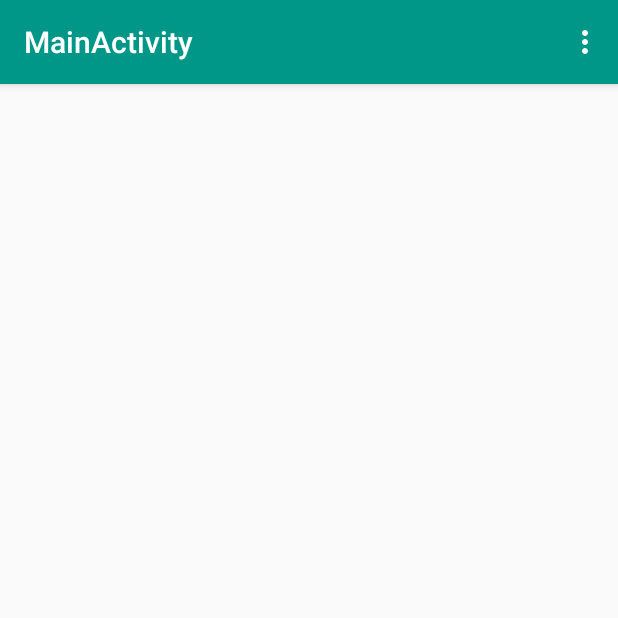
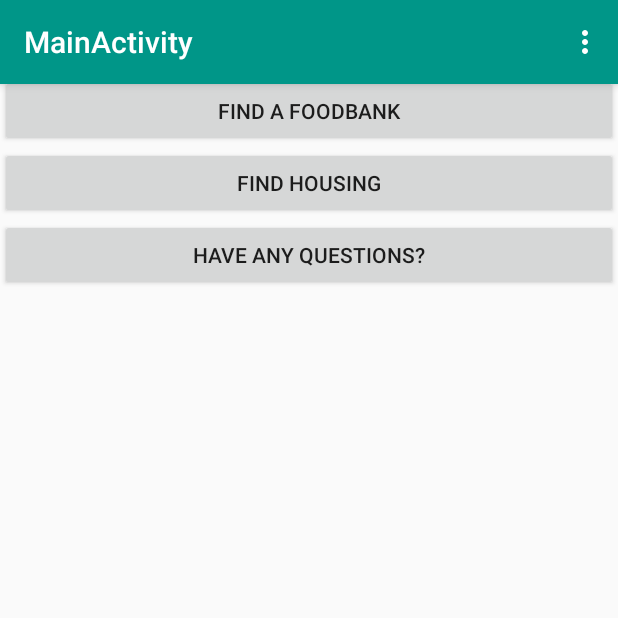
Before and after one commit to Opportunity-Hack-San-Jose-2016/Repo-7, an Android app: the fragment HelpFragment placed in its activity, on a phone screen of 412 x 824 dp, the top half of it. Run offline under Robolectric (Android 15) with nearby library versions, the phone set to English and light mode, and no system bars; libraries missing offline, so code that uses them is left out: com.roughike.bottombar; 3 statements that could not run were skipped.

Commit message:
Added Splash Screen. Also managed fragment navigation from Help Fragment

```diff
--- a/UP_Opportunity/app/src/main/java/com/up/up_opportunity/MainActivity.java
+++ b/UP_Opportunity/app/src/main/java/com/up/up_opportunity/MainActivity.java
@@ -10,27 +10,33 @@ import android.os.Bundle;
 import android.support.v7.widget.Toolbar;
 import android.util.Log;
 import android.view.Menu;
+import android.view.View;
+import android.widget.ImageView;
 
 import com.roughike.bottombar.BottomBar;
 import com.roughike.bottombar.OnMenuTabClickListener;
 import com.up.up_opportunity.fragments.CouponFragment;
 import com.up.up_opportunity.fragments.EventsFragment;
+import com.up.up_opportunity.fragments.FoodBankFragment;
+import com.up.up_opportunity.fragments.ForumFragment;
 import com.up.up_opportunity.fragments.HelpFragment;
+import com.up.up_opportunity.fragments.HousingFragment;
 import com.up.up_opportunity.fragments.JobsFragment;
 import com.up.up_opportunity.fragments.LogoFragment;
 
-public class MainActivity extends AppCompatActivity {
+public class MainActivity extends AppCompatActivity implements HelpFragment.OnForumClickListener, HelpFragment.OnHousingClickListener, HelpFragment.OnFoodBankClickListener {
 
     private static final String TAG = MainActivity.class.getSimpleName();
 
     private BottomBar bottomBar;
     private Toolbar toolbar;
+    private ImageView logo;
     private ActionBar actionBar;
-    HelpFragment helpFragment;
-    JobsFragment jobsFragment;
-    EventsFragment eventsFragment;
-    CouponFragment couponFragment;
-    FragmentTransaction fragmentTransaction;
+    private HelpFragment helpFragment;
+    private JobsFragment jobsFragment;
+    private EventsFragment eventsFragment;
+    private CouponFragment couponFragment;
+    private FragmentTransaction fragmentTransaction;
 
     @Override
     protected void onCreate(Bundle savedInstanceState) {
@@ -59,7 +65,7 @@ public class MainActivity extends AppCompatActivity {
 
     private void initViews(){
         toolbar = (Toolbar)findViewById(R.id.home_toolBar);
-
+//        logo = (ImageView)findViewById(R.id.logo_id);
     }
 
     private void initActionBar(){
@@ -93,6 +99,10 @@ public class MainActivity extends AppCompatActivity {
 
     }
 
+//    private void turnOffLogo(){
+//        logo.setVisibility(View.GONE);
+//    }
+
 
     private void bottomBarClickListener(BottomBar bottomBar){
         bottomBar.setOnMenuTabClickListener(new OnMenuTabClickListener() {
@@ -107,16 +117,19 @@ public class MainActivity extends AppCompatActivity {
                         Log.d(TAG, "HELP");
                         break;
                     case R.id.bottomBarItemTwo:
+//                        turnOffLogo();
                         fragmentTransaction.replace(R.id.frag_container_id,jobsFragment);
                         fragmentTransaction.commit();
                         Log.d(TAG, "JOBS");
                         break;
                     case R.id.bottomBarItemThree:
+//                        turnOffLogo();
                         fragmentTransaction.replace(R.id.frag_container_id,eventsFragment);
                         fragmentTransaction.commit();
                         Log.d(TAG, "EVENTS");
                         break;
                     case R.id.bottomBarItemFour:
+//                        turnOffLogo();
                         fragmentTransaction.replace(R.id.frag_container_id,couponFragment);
                         fragmentTransaction.commit();
                         Log.d(TAG, "DISCOUNTS");
@@ -162,10 +175,33 @@ public class MainActivity extends AppCompatActivity {
 
         // Setting colors for different tabs when there's more than three of them.
         // You can set colors for tabs in three different ways as shown below.
-        bottomBar.mapColorForTab(0, ContextCompat.getColor(this, R.color.tab1));
-        bottomBar.mapColorForTab(1, ContextCompat.getColor(this, R.color.tab2));
-        bottomBar.mapColorForTab(2, ContextCompat.getColor(this, R.color.tab3));
-        bottomBar.mapColorForTab(3, ContextCompat.getColor(this, R.color.tab4));
+        bottomBar.mapColorForTab(0, ContextCompat.getColor(this, R.color.colorPrimary));
+        bottomBar.mapColorForTab(1, ContextCompat.getColor(this, R.color.colorPrimary));
+        bottomBar.mapColorForTab(2, ContextCompat.getColor(this, R.color.colorPrimary));
+        bottomBar.mapColorForTab(3, ContextCompat.getColor(this, R.color.colorPrimary));
     }
 
+    @Override
+    public void onFoodBankClicked() {
+        initFragManager();
+        FoodBankFragment foodBankFragment = new FoodBankFragment();
+        fragmentTransaction.replace(R.id.frag_container_id,foodBankFragment);
+        fragmentTransaction.commit();
+    }
+
+    @Override
+    public void onForumClicked() {
+        initFragManager();
+        ForumFragment forumFragment = new ForumFragment();
+        fragmentTransaction.replace(R.id.frag_container_id,forumFragment);
+        fragmentTransaction.commit();
+    }
+
+    @Override
+    public void onHousingClicked() {
+        initFragManager();
+        HousingFragment housingFragment = new HousingFragment();
+        fragmentTransaction.replace(R.id.frag_container_id,housingFragment);
+        fragmentTransaction.commit();
+    }
 }
--- a/UP_Opportunity/app/src/main/java/com/up/up_opportunity/fragments/HelpFragment.java
+++ b/UP_Opportunity/app/src/main/java/com/up/up_opportunity/fragments/HelpFragment.java
@@ -1,12 +1,14 @@
 package com.up.up_opportunity.fragments;
 
 import android.app.Fragment;
+import android.content.Context;
 import android.os.Bundle;
 import android.support.annotation.Nullable;
 import android.util.Log;
 import android.view.LayoutInflater;
 import android.view.View;
 import android.view.ViewGroup;
+import android.widget.Button;
 
 import com.up.up_opportunity.R;
 
@@ -16,12 +18,21 @@ import com.up.up_opportunity.R;
 public class HelpFragment extends android.support.v4.app.Fragment {
 
     private static final String TAG = "HELP_FRAGMENT";
+    private Button foodBankButton;
+    private Button forumButton;
+    private Button housingButton;
+    OnFoodBankClickListener onFoodBankClickListener;
+    OnForumClickListener onForumClickListener;
+    OnHousingClickListener onHousingClickListener;
 
     @Nullable
     @Override
     public View onCreateView(LayoutInflater inflater, ViewGroup container, Bundle savedInstanceState) {
-        View view = inflater.inflate(R.layout.fragment_jobs,container,false);
+        View view = inflater.inflate(R.layout.fragment_help,container,false);
         setRetainInstance(true);
+        foodBankButton = (Button)view.findViewById(R.id.help_foodbank_button_id);
+        forumButton = (Button)view.findViewById(R.id.help_forum_button_id);
+        housingButton = (Button)view.findViewById(R.id.help_housing_id);
         return view;
     }
 
@@ -29,6 +40,49 @@ public class HelpFragment extends android.support.v4.app.Fragment {
     public void onViewCreated(View view, Bundle savedInstanceState) {
         super.onViewCreated(view, savedInstanceState);
         Log.i(TAG, "onViewCreated: ");
+        setClickListeners();
     }
 
+    @Override
+    public void onAttach(Context context) {
+        super.onAttach(context);
+        onFoodBankClickListener = (OnFoodBankClickListener) getActivity();
+        onForumClickListener = (OnForumClickListener)getActivity();
+        onHousingClickListener = (OnHousingClickListener)getActivity();
+    }
+
+    private void setClickListeners(){
+        foodBankButton.setOnClickListener(new View.OnClickListener() {
+            @Override
+            public void onClick(View view) {
+                onFoodBankClickListener.onFoodBankClicked();
+            }
+        });
+        forumButton.setOnClickListener(new View.OnClickListener() {
+            @Override
+            public void onClick(View view) {
+                onForumClickListener.onForumClicked();
+            }
+        });
+        housingButton.setOnClickListener(new View.OnClickListener() {
+            @Override
+            public void onClick(View view) {
+                onHousingClickListener.onHousingClicked();
+            }
+        });
+    }
+
+    public interface OnFoodBankClickListener{
+        void onFoodBankClicked();
+    }
+
+    public interface OnForumClickListener{
+        void onForumClicked();
+    }
+
+    public interface OnHousingClickListener{
+        void onHousingClicked();
+    }
+
+
 }
--- /dev/null
+++ b/UP_Opportunity/app/src/main/res/layout/fragment_foodbank.xml
@@ -0,0 +1,6 @@
+<?xml version="1.0" encoding="utf-8"?>
+<LinearLayout xmlns:android="http://schemas.android.com/apk/res/android"
+    android:orientation="vertical" android:layout_width="match_parent"
+    android:layout_height="match_parent">
+
+</LinearLayout>
--- /dev/null
+++ b/UP_Opportunity/app/src/main/res/layout/fragment_forum.xml
@@ -0,0 +1,6 @@
+<?xml version="1.0" encoding="utf-8"?>
+<LinearLayout xmlns:android="http://schemas.android.com/apk/res/android"
+    android:orientation="vertical" android:layout_width="match_parent"
+    android:layout_height="match_parent">
+
+</LinearLayout>
--- a/UP_Opportunity/app/src/main/res/layout/fragment_help.xml
+++ b/UP_Opportunity/app/src/main/res/layout/fragment_help.xml
@@ -1,6 +1,21 @@
 <?xml version="1.0" encoding="utf-8"?>
 <LinearLayout xmlns:android="http://schemas.android.com/apk/res/android"
     android:orientation="vertical" android:layout_width="match_parent"
-    android:layout_height="match_parent">
+    android:layout_height="match_parent" android:layout_marginTop="50dp">
 
+    <Button
+        android:id="@+id/help_foodbank_button_id"
+        android:layout_width="match_parent"
+        android:layout_height="wrap_content"
+        android:text="Find a Foodbank"/>
+    <Button
+        android:id="@+id/help_housing_id"
+        android:layout_width="match_parent"
+        android:layout_height="wrap_content"
+        android:text="Find Housing"/>
+    <Button
+        android:id="@+id/help_forum_button_id"
+        android:layout_width="match_parent"
+        android:layout_height="wrap_content"
+        android:text="Have any Questions?"/>
 </LinearLayout>
--- /dev/null
+++ b/UP_Opportunity/app/src/main/res/layout/fragment_housing.xml
@@ -0,0 +1,6 @@
+<?xml version="1.0" encoding="utf-8"?>
+<LinearLayout xmlns:android="http://schemas.android.com/apk/res/android"
+    android:orientation="vertical" android:layout_width="match_parent"
+    android:layout_height="match_parent">
+
+</LinearLayout>
```
Also changed, not shown: UP_Opportunity/app/src/main/AndroidManifest.xml (+6 -3 lines), UP_Opportunity/app/src/main/java/com/up/up_opportunity/fragments/FoodBankFragment.java (added, +32 -0 lines), UP_Opportunity/app/src/main/java/com/up/up_opportunity/fragments/ForumFragment.java (added, +32 -0 lines), UP_Opportunity/app/src/main/java/com/up/up_opportunity/fragments/HousingFragment.java (added, +32 -0 lines), UP_Opportunity/app/src/main/java/com/up/up_opportunity/fragments/SplashActivity.java (added, +39 -0 lines), UP_Opportunity/app/src/main/res/layout/activity_splash.xml (added, +16 -0 lines).
